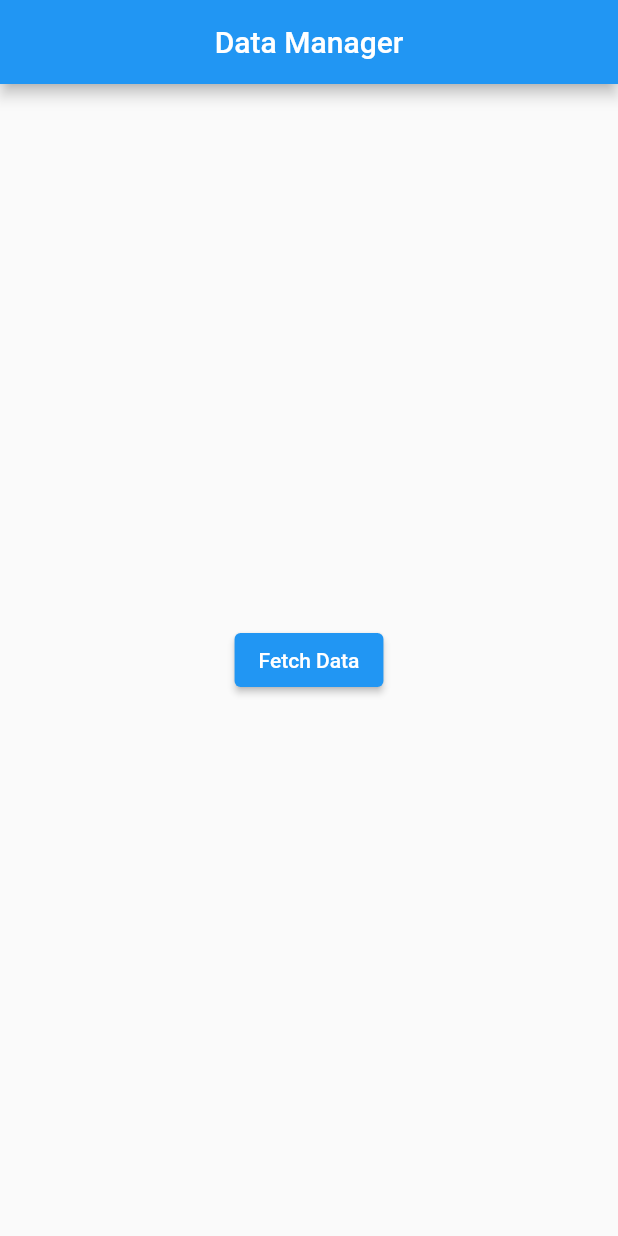
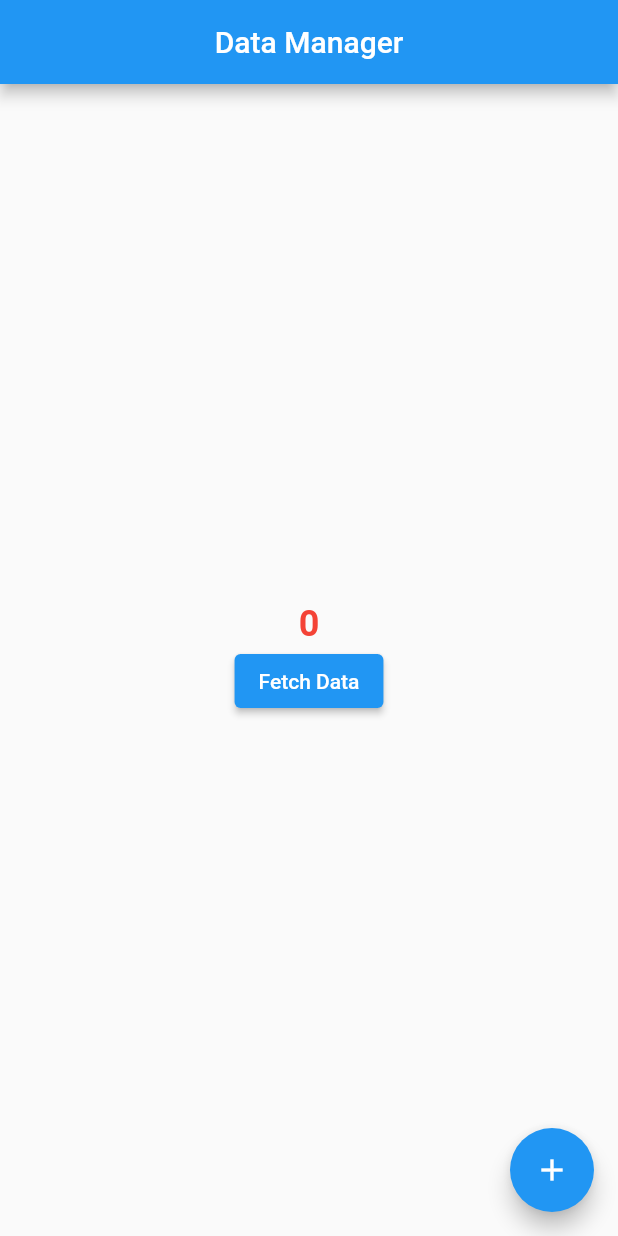
Before and after one commit to hadiuzzaman524/Json-Placeholder-exercise-with-flutter, a Flutter app: the screen it shows after launch, on a phone screen of 412 x 824 dp. Run offline on Flutter 3.47's test engine with Material 2 defaults, Android fonts, the phone set to English and light mode, and no system bars; our stand-ins replace bloc, equatable, flutter_bloc.

```diff
--- /dev/null
+++ b/project2/lib/cubits/counter_cubit.dart
@@ -0,0 +1,11 @@
+import 'package:bloc/bloc.dart';
+
+import 'counter_state.dart';
+
+class CounterCubit extends Cubit<CounterState> {
+  int count = 0;
+
+  CounterCubit() : super(CounterState(0));
+
+  void increment() => emit(CounterState(state.count + 1));
+}
--- /dev/null
+++ b/project2/lib/cubits/counter_state.dart
@@ -0,0 +1,4 @@
+class CounterState {
+  int count=0;
+  CounterState(this.count);
+}
--- a/project2/lib/main.dart
+++ b/project2/lib/main.dart
@@ -1,5 +1,6 @@
 import 'package:flutter/material.dart';
 import 'package:flutter_bloc/flutter_bloc.dart';
+import 'package:project2/cubits/counter_cubit.dart';
 import 'package:project2/cubits/helper_cubit.dart';
 import 'package:project2/screens/home.dart';
 
@@ -17,8 +18,15 @@ class MyApp extends StatelessWidget {
         theme: ThemeData(
           primarySwatch: Colors.blue,
         ),
-        home: BlocProvider(
-          create: (context) => HelperCubit(),
+        home: MultiBlocProvider(
+          providers: [
+            BlocProvider(
+              create: (context) => HelperCubit(),
+            ),
+            BlocProvider(
+              create: (ctx) => CounterCubit(),
+            ),
+          ],
           child: const Home(),
         ));
   }
--- a/project2/lib/screens/home.dart
+++ b/project2/lib/screens/home.dart
@@ -1,9 +1,11 @@
 import 'package:flutter/material.dart';
 import 'package:flutter_bloc/flutter_bloc.dart';
+import 'package:project2/cubits/counter_cubit.dart';
 import 'package:project2/data/model.dart';
 import 'package:project2/screens/second.dart';
 import 'package:project2/widgets/button.dart';
 
+import '../cubits/counter_state.dart';
 import '../cubits/helper_cubit.dart';
 import '../cubits/helper_state.dart';
 
@@ -18,12 +20,34 @@ class Home extends StatelessWidget {
         centerTitle: true,
       ),
       body: Center(
+        child: Column(
+          crossAxisAlignment: CrossAxisAlignment.center,
+          mainAxisAlignment: MainAxisAlignment.center,
+          children: [
+            BlocBuilder<CounterCubit, CounterState>(
+              builder: (context, state) {
+                return Text(
+                  "${state.count}",
+                  style: const TextStyle(
+                    fontSize: 24,
+                    fontWeight: FontWeight.bold,
+                    color: Colors.red,
+                  ),
+                );
+              },
+            ),
+            Center(
               child: BlocConsumer<HelperCubit, HelperState>(
                 listener: (ctx, state) {
                   if (state is LoadedState) {
                     final List<Welcome> list = welcomeFromJson(state.jsonBody);
-            Navigator.push(context,
-                MaterialPageRoute(builder: (ctx) => SecondPage(list: list)));
+                    Navigator.push(
+                        context,
+                        MaterialPageRoute(
+                            builder: (ctx) => BlocProvider.value(
+                                  value: BlocProvider.of<CounterCubit>(context),
+                                  child: SecondPage(list: list),
+                                )));
                   }
                 },
                 builder: (context, state) {
@@ -38,7 +62,17 @@ class Home extends StatelessWidget {
                   }
                   return const FetchButton();
                 },
-      )),
+              ),
+            ),
+          ],
+        ),
+      ),
+      floatingActionButton: FloatingActionButton(
+        onPressed: () {
+          BlocProvider.of<CounterCubit>(context).increment();
+        },
+        child: const Icon(Icons.add),
+      ),
     );
   }
 }
```
Also changed, not shown: project2/lib/screens/second.dart (+9 -1 lines). Lines whose indentation alone changed are shown as unchanged.
